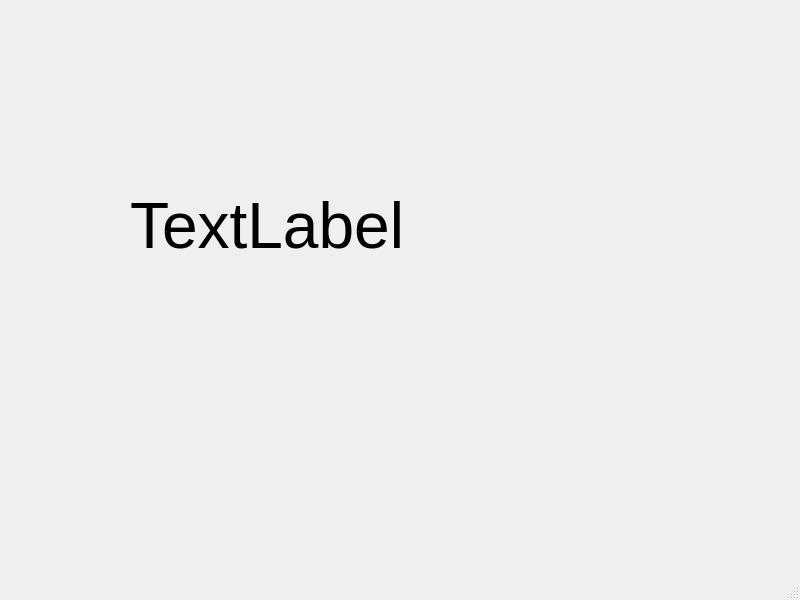
This is mainwindow.ui in kahenteikou/alteriso-gui-qt as Qt 5 draws it before an edit. The edited form follows.
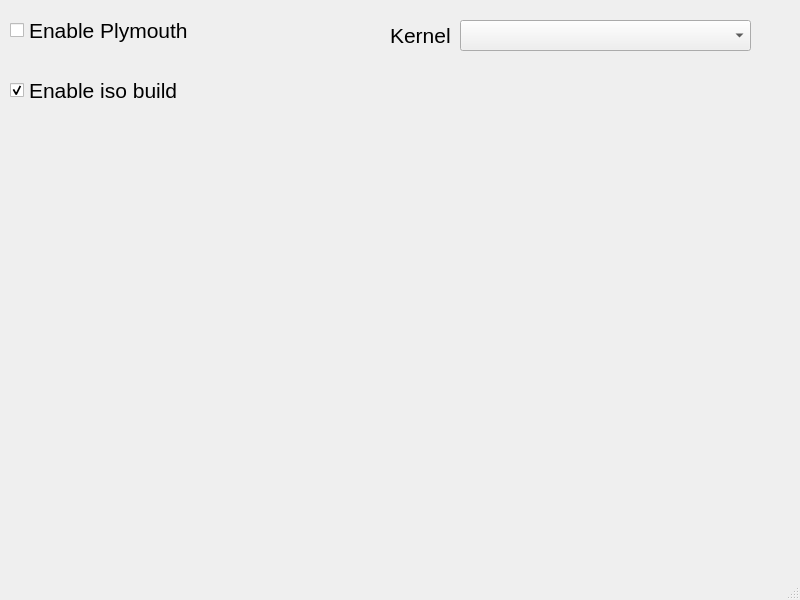
This is the edited form.

```diff
--- a/mainwindow.ui
+++ b/mainwindow.ui
@@ -14,22 +14,88 @@
    <string>MainWindow</string>
   </property>
   <widget class="QWidget" name="centralwidget">
-   <widget class="QLabel" name="Enable_Label">
+   <widget class="QCheckBox" name="Plymouth_enable">
     <property name="geometry">
      <rect>
-      <x>130</x>
-      <y>100</y>
-      <width>401</width>
-      <height>251</height>
+      <x>10</x>
+      <y>0</y>
+      <width>181</width>
+      <height>61</height>
      </rect>
     </property>
     <property name="font">
      <font>
-      <pointsize>48</pointsize>
+      <pointsize>16</pointsize>
      </font>
     </property>
     <property name="text">
-     <string>TextLabel</string>
+     <string>Enable Plymouth</string>
+    </property>
+    <property name="iconSize">
+     <size>
+      <width>25</width>
+      <height>25</height>
+     </size>
+    </property>
+   </widget>
+   <widget class="QCheckBox" name="Enable_iso_build">
+    <property name="geometry">
+     <rect>
+      <x>10</x>
+      <y>60</y>
+      <width>181</width>
+      <height>61</height>
+     </rect>
+    </property>
+    <property name="font">
+     <font>
+      <pointsize>16</pointsize>
+     </font>
+    </property>
+    <property name="text">
+     <string>Enable iso build</string>
+    </property>
+    <property name="iconSize">
+     <size>
+      <width>25</width>
+      <height>25</height>
+     </size>
+    </property>
+    <property name="checked">
+     <bool>true</bool>
+    </property>
+   </widget>
+   <widget class="QComboBox" name="kernel_comboBox">
+    <property name="geometry">
+     <rect>
+      <x>460</x>
+      <y>20</y>
+      <width>291</width>
+      <height>31</height>
+     </rect>
+    </property>
+    <property name="font">
+     <font>
+      <pointsize>16</pointsize>
+     </font>
+    </property>
+   </widget>
+   <widget class="QLabel" name="label">
+    <property name="geometry">
+     <rect>
+      <x>390</x>
+      <y>20</y>
+      <width>71</width>
+      <height>31</height>
+     </rect>
+    </property>
+    <property name="font">
+     <font>
+      <pointsize>16</pointsize>
+     </font>
+    </property>
+    <property name="text">
+     <string>Kernel</string>
     </property>
    </widget>
   </widget>
```
